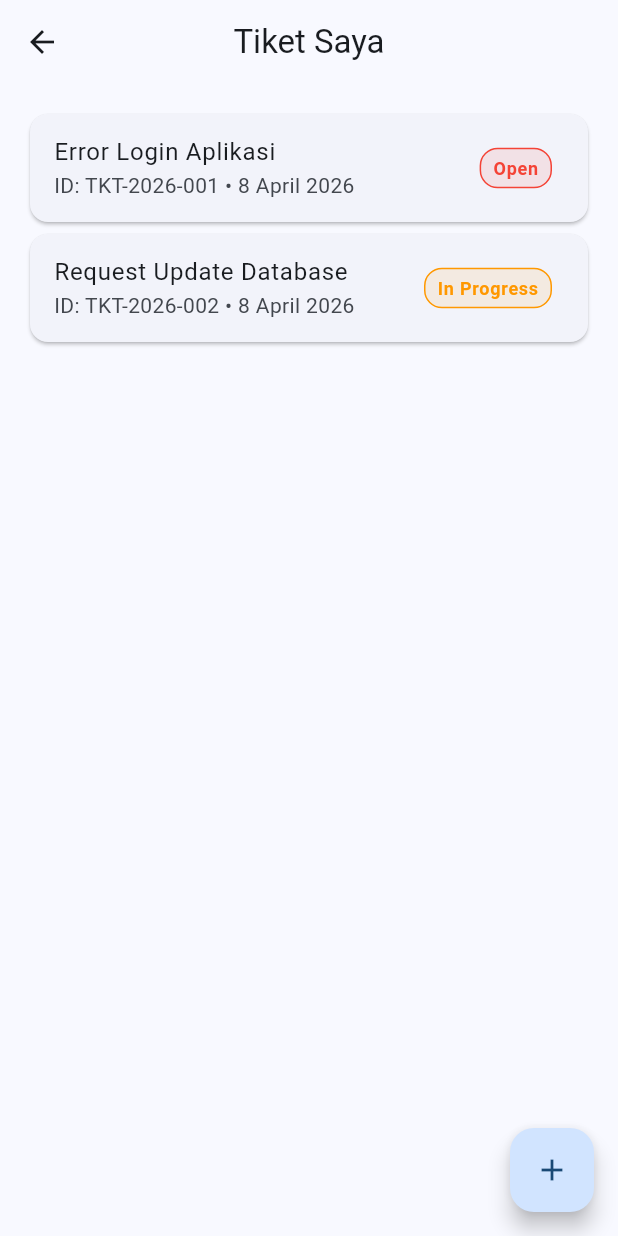
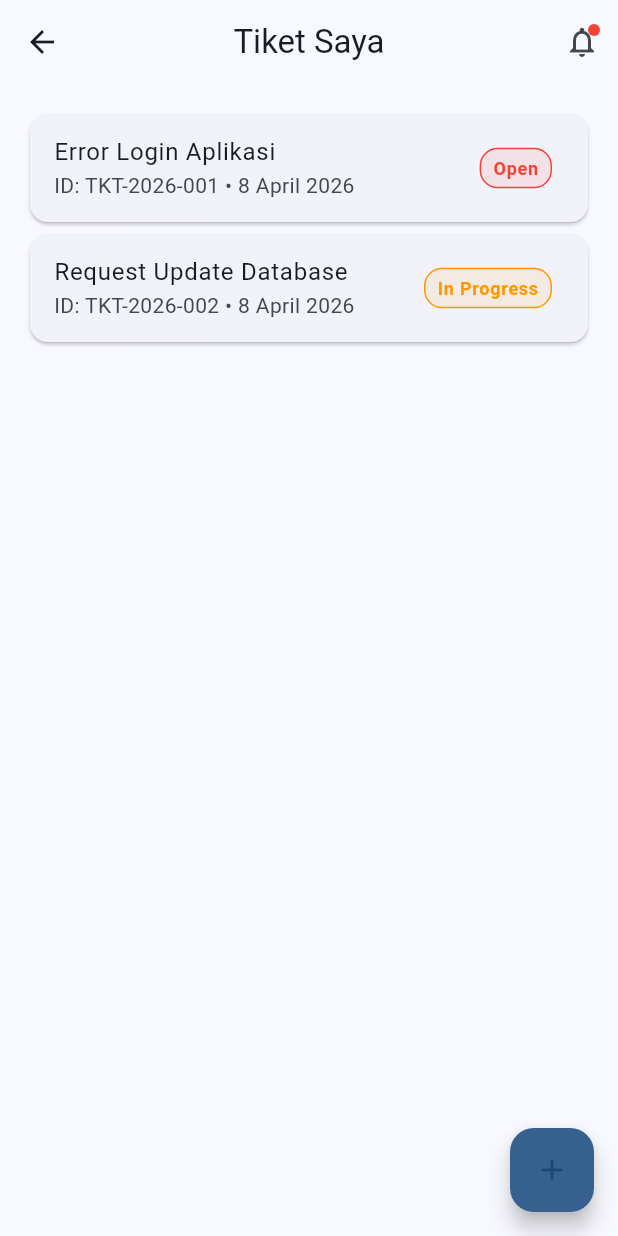
Before and after one commit to ananda1farelas/089_AnandaFarelas_B1_uts, a Flutter app: the UserTicketListScreen screen opened directly, on a phone screen of 412 x 824 dp. Run offline on Flutter 3.47's test engine with Material 3 defaults, Android fonts, the phone set to English and light mode, and no system bars.

Commit message:
update fitur

```diff
--- a/lib/presentation/auth/splash_screen.dart
+++ b/lib/presentation/auth/splash_screen.dart
@@ -11,8 +11,8 @@ class _SplashScreenState extends State<SplashScreen> {
   @override
   void initState() {
     super.initState();
-    // Pindah ke Login setelah 2 detik
-    Future.delayed(const Duration(seconds: 2), () {
+    // Pindah ke Login setelah 3 detik
+    Future.delayed(const Duration(seconds: 3), () {
       if (mounted) Navigator.pushReplacementNamed(context, '/login');
     });
   }
@@ -27,7 +27,7 @@ class _SplashScreenState extends State<SplashScreen> {
             Icon(Icons.confirmation_number, size: 100, color: Colors.blue),
             SizedBox(height: 16),
             Text("E-Ticketing Helpdesk", style: TextStyle(fontSize: 24, fontWeight: FontWeight.bold)),
-            Text("DIV Teknik Informatika UNAIR"),
+            Text("Teknik Informatika UNAIR"),
           ],
         ),
       ),
--- a/lib/presentation/user/list_tiket/user_ticket_list_screen.dart
+++ b/lib/presentation/user/list_tiket/user_ticket_list_screen.dart
@@ -1,6 +1,7 @@
 import 'package:flutter/material.dart';
 import '../../../data/models/dummy_data.dart';
 import '../../shared_widgets/status_badge.dart';
+import '../notification/notification_screen.dart';
 
 class UserTicketListScreen extends StatelessWidget {
   const UserTicketListScreen({super.key});
@@ -8,7 +9,42 @@ class UserTicketListScreen extends StatelessWidget {
   @override
   Widget build(BuildContext context) {
     return Scaffold(
-      appBar: AppBar(title: const Text("Tiket Saya")),
+      appBar: AppBar(
+        title: const Text("Tiket Saya"),
+        // --- TAMBAHAN ACTION NOTIFIKASI DISINI ---
+        actions: [
+          IconButton(
+            onPressed: () {
+              Navigator.push(
+                context,
+                MaterialPageRoute(builder: (context) => const NotificationScreen()),
+              );
+            },
+            icon: Stack(
+              children: [
+                const Icon(Icons.notifications_none_outlined),
+                // Titik merah indikator notifikasi baru
+                Positioned(
+                  right: 0,
+                  top: 0,
+                  child: Container(
+                    padding: const EdgeInsets.all(1),
+                    decoration: BoxDecoration(
+                      color: Colors.red,
+                      borderRadius: BorderRadius.circular(6),
+                    ),
+                    constraints: const BoxConstraints(
+                      minWidth: 8,
+                      minHeight: 8,
+                    ),
+                  ),
+                )
+              ],
+            ),
+          ),
+        ],
+        // ------------------------------------------
+      ),
       body: ListView.builder(
         padding: const EdgeInsets.all(16),
         itemCount: dummyTickets.length,
@@ -28,6 +64,7 @@ class UserTicketListScreen extends StatelessWidget {
       ),
       floatingActionButton: FloatingActionButton(
         onPressed: () => Navigator.pushNamed(context, '/create-ticket'),
+        backgroundColor: Theme.of(context).primaryColor, // Biar warnanya konsisten
         child: const Icon(Icons.add),
       ),
     );
```
Also changed, not shown: lib/presentation/user/notification/notification_screen.dart (added, +58 -0 lines).
